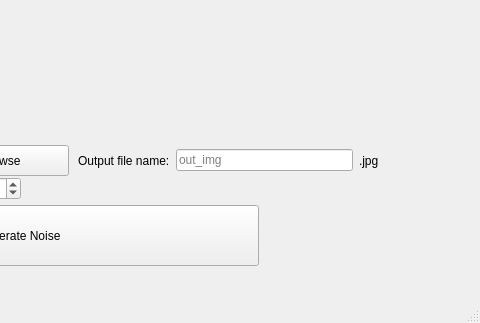
The window that Gui/main_window.ui (rettholzapfel33/Noisey-image) describes before a commit, drawn with Qt 5; both pictures show x 442 to 922 and y 345 to 668 of the 922 by 668 pixel window.
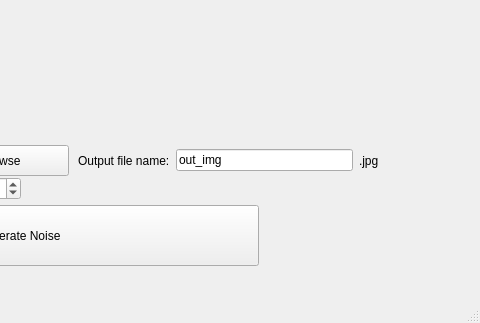
The same window after the commit.

What changed in the file:
```diff
--- a/Gui/main_window.ui
+++ b/Gui/main_window.ui
@@ -272,7 +272,7 @@
        <bool>true</bool>
       </property>
      </widget>
-     <widget class="QWidget" name="">
+     <widget class="QWidget" name="layoutWidget">
       <property name="geometry">
        <rect>
         <x>510</x>
@@ -291,9 +291,12 @@
        </item>
        <item>
         <widget class="QLineEdit" name="lineEdit">
-         <property name="placeholderText">
+         <property name="text">
           <string>out_img</string>
          </property>
+         <property name="placeholderText">
+          <string/>
+         </property>
         </widget>
        </item>
        <item>
@@ -305,7 +308,7 @@
        </item>
       </layout>
      </widget>
-     <widget class="QWidget" name="">
+     <widget class="QWidget" name="layoutWidget">
       <property name="geometry">
        <rect>
         <x>290</x>
```
